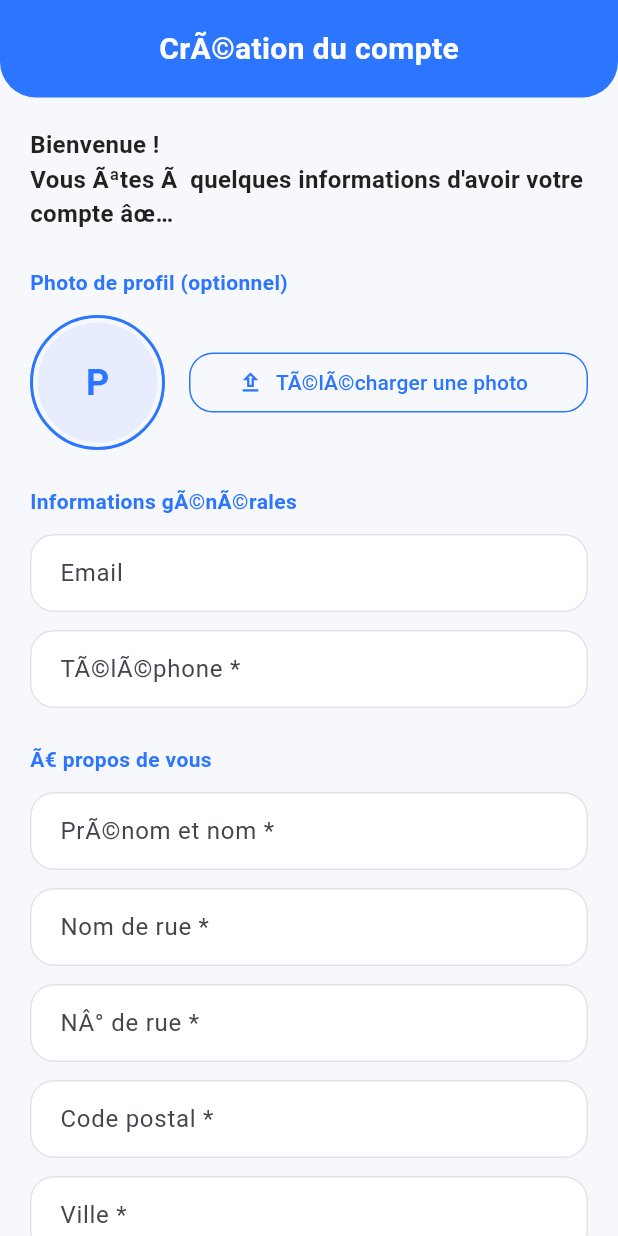
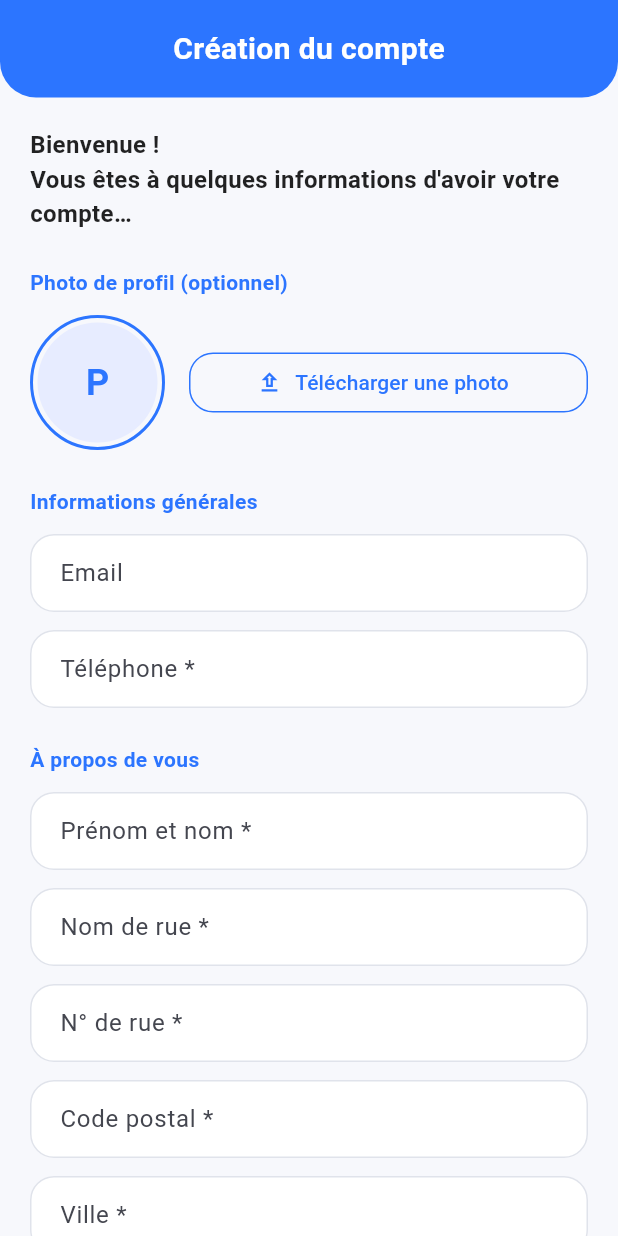
Before and after one commit to Hugophps/plogo_v1, a Flutter app: the screen it shows once a user with an empty profile is signed in, on a phone screen of 412 x 824 dp. Run offline on Flutter 3.47's test engine with Material 3 defaults, Android fonts, the phone set to English and light mode, and no system bars; our stand-ins replace file_picker, supabase_flutter; accounts and stored records are empty; statements that could not run were skipped.

Commit message:
fix: Correct French text encoding issues in account completion and profile edit pages

```diff
--- a/lib/features/account/account_completion_page.dart
+++ b/lib/features/account/account_completion_page.dart
@@ -145,12 +145,12 @@ class _AccountCompletionPageState extends State<AccountCompletionPage> {
       final file = result.files.first;
       final bytes = file.bytes;
       if (bytes == null) {
-        throw Exception('Impossible de lire le fichier sÃ©lectionnÃ©.');
+        throw Exception('Impossible de lire le fichier sélectionné.');
       }
 
       final decoded = img.decodeImage(bytes);
       if (decoded == null) {
-        throw Exception('Format dâ€™image non supportÃ©.');
+        throw Exception("Format d'image non supporté.");
       }
 
       final resized = img.copyResize(decoded, width: 100, height: 100);
@@ -185,7 +185,7 @@ class _AccountCompletionPageState extends State<AccountCompletionPage> {
       String? avatarUrl = _remoteAvatarUrl;
       if (_avatarBytes != null) {
         final user = supabase.auth.currentUser;
-        if (user == null) throw Exception('Utilisateur non connectÃ©');
+        if (user == null) throw Exception('Utilisateur non connecté');
         final path = 'avatars/${user.id}.jpg';
         await supabase.storage
             .from('avatars')
@@ -251,7 +251,7 @@ class _AccountCompletionPageState extends State<AccountCompletionPage> {
               ),
               child: const Center(
                 child: Text(
-                  'CrÃ©ation du compte',
+                  'Création du compte',
                   style: TextStyle(
                     color: Colors.white,
                     fontSize: 20,
@@ -269,7 +269,7 @@ class _AccountCompletionPageState extends State<AccountCompletionPage> {
                     crossAxisAlignment: CrossAxisAlignment.stretch,
                     children: [
                       const Text(
-                        "Bienvenue !\nVous Ãªtes Ã  quelques informations d'avoir votre compte âœ…",
+                        "Bienvenue !\nVous êtes à quelques informations d'avoir votre compte…",
                         style: TextStyle(
                           fontSize: 16,
                           fontWeight: FontWeight.w600,
@@ -279,7 +279,7 @@ class _AccountCompletionPageState extends State<AccountCompletionPage> {
                       const SizedBox(height: 24),
                       _buildAvatarPicker(initials),
                       const SizedBox(height: 24),
-                      _buildSection('Informations gÃ©nÃ©rales', [
+                      _buildSection('Informations générales', [
                         TextFormField(
                           controller: _emailController,
                           readOnly: true,
@@ -290,18 +290,18 @@ class _AccountCompletionPageState extends State<AccountCompletionPage> {
                           controller: _phoneController,
                           keyboardType: TextInputType.phone,
                           decoration: _fieldDecoration(
-                            'TÃ©lÃ©phone',
+                            'Téléphone',
                             required: true,
                           ),
                           validator: _validateRequired,
                         ),
                       ]),
                       const SizedBox(height: 24),
-                      _buildSection('Ã€ propos de vous', [
+                      _buildSection('À propos de vous', [
                         TextFormField(
                           controller: _fullNameController,
                           decoration: _fieldDecoration(
-                            'PrÃ©nom et nom',
+                            'Prénom et nom',
                             required: true,
                           ),
                           validator: _validateRequired,
@@ -319,7 +319,7 @@ class _AccountCompletionPageState extends State<AccountCompletionPage> {
                         TextFormField(
                           controller: _streetNumberController,
                           decoration: _fieldDecoration(
-                            'NÂ° de rue',
+                            'N° de rue',
                             required: true,
                           ),
                           validator: _validateRequired,
@@ -352,12 +352,12 @@ class _AccountCompletionPageState extends State<AccountCompletionPage> {
                           maxLines: null,
                           maxLength: 150,
                           decoration: _fieldDecoration(
-                            'Une petite prÃ©sentation de vous',
+                            'Une petite présentation de vous',
                           ).copyWith(counterText: ''),
                         ),
                       ]),
                       const SizedBox(height: 24),
-                      _buildSection('Votre vÃ©hicule Ã©lectrique principal', [
+                      _buildSection('Votre véhicule électrique principal', [
                         TextFormField(
                           controller: _vehicleBrandController,
                           decoration: _fieldDecoration('Marque'),
@@ -365,7 +365,7 @@ class _AccountCompletionPageState extends State<AccountCompletionPage> {
                         const SizedBox(height: 12),
                         TextFormField(
                           controller: _vehicleModelController,
-                          decoration: _fieldDecoration('ModÃ¨le'),
+                          decoration: _fieldDecoration('Modèle'),
                         ),
                         const SizedBox(height: 12),
                         TextFormField(
@@ -384,7 +384,7 @@ class _AccountCompletionPageState extends State<AccountCompletionPage> {
                       ]),
                       const SizedBox(height: 24),
                       const Text(
-                        'Je dÃ©clare que ces informations sont correctes. En mâ€™inscrivant, je confirme avoir pris connaissance des CGU et de la politique de confidentialitÃ© de Plogo.',
+                        "Je déclare que ces informations sont correctes. En m'inscrivant, je confirme avoir pris connaissance des CGU et de la politique de confidentialité de Plogo.",
                         style: TextStyle(fontSize: 12, color: Colors.black54),
                       ),
                       const SizedBox(height: 24),
@@ -403,7 +403,7 @@ class _AccountCompletionPageState extends State<AccountCompletionPage> {
                                     ),
                                   ),
                                 )
-                              : const Text('Valider et crÃ©er'),
+                              : const Text('Valider et créer'),
                         ),
                       ),
                     ],
@@ -470,7 +470,7 @@ class _AccountCompletionPageState extends State<AccountCompletionPage> {
               child: OutlinedButton.icon(
                 onPressed: _saving ? null : _pickAvatar,
                 icon: const Icon(Icons.upload_outlined),
-                label: const Text('TÃ©lÃ©charger une photo'),
+                label: const Text('Télécharger une photo'),
                 style: OutlinedButton.styleFrom(
                   foregroundColor: const Color(0xFF2C75FF),
                   side: const BorderSide(color: Color(0xFF2C75FF)),
--- a/lib/features/profile/profile_edit_page.dart
+++ b/lib/features/profile/profile_edit_page.dart
@@ -124,12 +124,12 @@ class _ProfileEditPageState extends State<ProfileEditPage> {
       final file = result.files.first;
       final bytes = file.bytes;
       if (bytes == null) {
-        throw Exception('Impossible de lire le fichier sÃ©lectionnÃ©.');
+        throw Exception('Impossible de lire le fichier sélectionné.');
       }
 
       final decoded = img.decodeImage(bytes);
       if (decoded == null) {
-        throw Exception('Format dâ€™image non supportÃ©.');
+        throw Exception("Format d'image non supporté.");
       }
 
       final resized = img.copyResize(decoded, width: 100, height: 100);
@@ -163,7 +163,7 @@ class _ProfileEditPageState extends State<ProfileEditPage> {
       String? avatarUrl = _remoteAvatarUrl;
       if (_avatarBytes != null) {
         final user = supabase.auth.currentUser;
-        if (user == null) throw Exception('Utilisateur non connectÃ©');
+        if (user == null) throw Exception('Utilisateur non connecté');
         final path = 'avatars/${user.id}.jpg';
         await supabase.storage
             .from('avatars')
@@ -225,7 +225,7 @@ class _ProfileEditPageState extends State<ProfileEditPage> {
               children: [
                 _buildAvatarPicker(initials),
                 const SizedBox(height: 24),
-                _buildSection('Informations gÃ©nÃ©rales', [
+                _buildSection('Informations générales', [
                   TextFormField(
                     controller: _emailController,
                     readOnly: true,
@@ -235,16 +235,16 @@ class _ProfileEditPageState extends State<ProfileEditPage> {
                   TextFormField(
                     controller: _phoneController,
                     keyboardType: TextInputType.phone,
-                    decoration: _fieldDecoration('TÃ©lÃ©phone', required: true),
+                    decoration: _fieldDecoration('Téléphone', required: true),
                     validator: _validateRequired,
                   ),
                 ]),
                 const SizedBox(height: 24),
-                _buildSection('Ã€ propos de vous', [
+                _buildSection('À propos de vous', [
                   TextFormField(
                     controller: _fullNameController,
                     decoration: _fieldDecoration(
-                      'PrÃ©nom et nom',
+                      'Prénom et nom',
                       required: true,
                     ),
                     validator: _validateRequired,
@@ -258,7 +258,7 @@ class _ProfileEditPageState extends State<ProfileEditPage> {
                   const SizedBox(height: 12),
                   TextFormField(
                     controller: _streetNumberController,
-                    decoration: _fieldDecoration('NÂ° de rue', required: true),
+                    decoration: _fieldDecoration('N° de rue', required: true),
                     validator: _validateRequired,
                   ),
                   const SizedBox(height: 12),
@@ -291,7 +291,7 @@ class _ProfileEditPageState extends State<ProfileEditPage> {
                   ),
                 ]),
                 const SizedBox(height: 24),
-                _buildSection('Votre vÃ©hicule Ã©lectrique principal', [
+                _buildSection('Votre véhicule électrique principal', [
                   TextFormField(
                     controller: _vehicleBrandController,
                     decoration: _fieldDecoration('Marque'),
@@ -299,7 +299,7 @@ class _ProfileEditPageState extends State<ProfileEditPage> {
                   const SizedBox(height: 12),
                   TextFormField(
                     controller: _vehicleModelController,
-                    decoration: _fieldDecoration('ModÃ¨le'),
+                    decoration: _fieldDecoration('Modèle'),
                   ),
                   const SizedBox(height: 12),
                   TextFormField(
--- a/lib/features/profile/profile_page.dart
+++ b/lib/features/profile/profile_page.dart
@@ -83,7 +83,7 @@ class _ProfilePageState extends State<ProfilePage> {
           title: isPrivacy ? 'Confidentialités' : 'CGU',
           heading: isPrivacy
               ? 'Politique de confidentialités'
-              : 'Conditions Gérales dâ€™Utilisation',
+              : "Conditions Gérales d'Utilisation",
           body: _legalPlaceholder,
         ),
       ),
```
